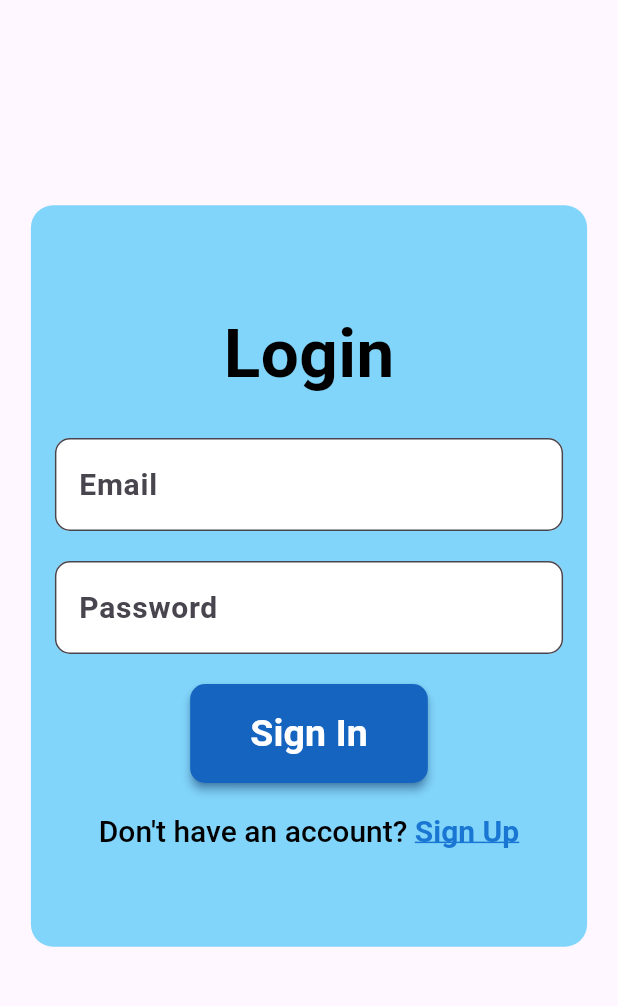
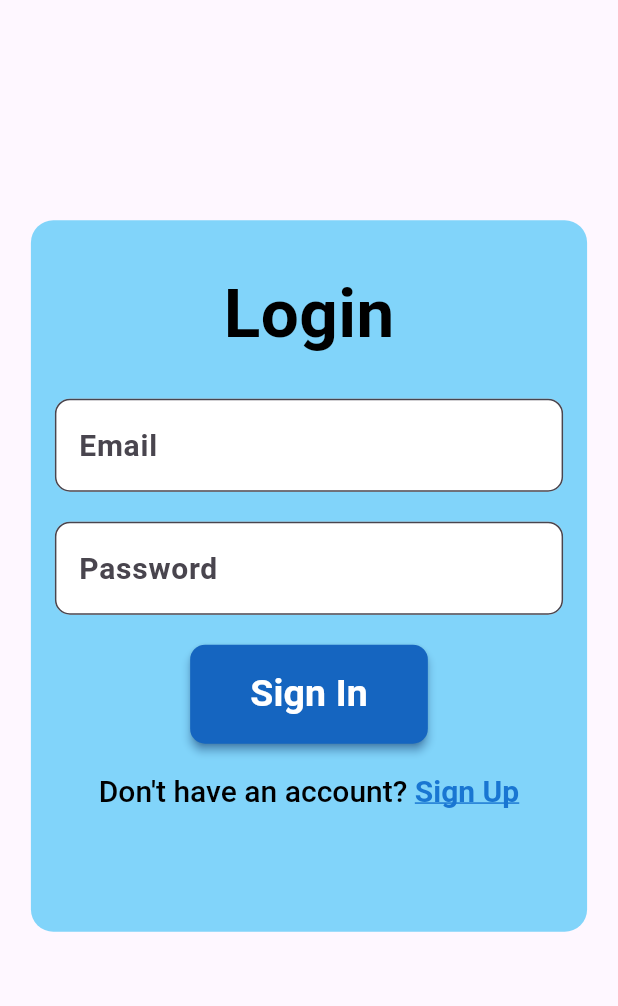
Before and after one commit to ARQUI-SOFTWARE-EMERGENTES/papervault-mobile, a Flutter app: the screen it shows after launch, on a phone screen of 412 x 824 dp, the part 84-1090 px from its top. Run offline on Flutter 3.47's test engine with Material 3 defaults, Android fonts, the phone set to English and light mode, and no system bars; our stand-ins replace google_fonts; Roboto replaces fonts that are missing (Arsenal).

Commit message:
feat: add margin and padding

```diff
--- a/lib/pages/login_page.dart
+++ b/lib/pages/login_page.dart
@@ -34,11 +34,14 @@ class LoginPageState extends State<LoginPage> {
           width: MediaQuery.of(context).size.width * 0.9, // Set container width as 90% of screen width
           height: MediaQuery.of(context).size.height * 0.6,
           child: Container(
+            margin: const EdgeInsets.symmetric(vertical: 10.0),
+            child: Container(
               decoration: BoxDecoration(
                 color: Colors.lightBlue.shade200,
                 borderRadius: BorderRadius.circular(15)
               ),
-            padding: const EdgeInsets.all(16.0),
+              padding: const EdgeInsets.symmetric(vertical: 30.0, horizontal: 16.0),
+              child: SingleChildScrollView(
                 child: Form(
                   key: _formKey,
                   child: Column(
@@ -119,6 +122,8 @@ class LoginPageState extends State<LoginPage> {
                     ],
                   ),
                 ),
+              ),
+            ),
           )
         )
       ),
```
Lines whose indentation alone changed are shown as unchanged.
